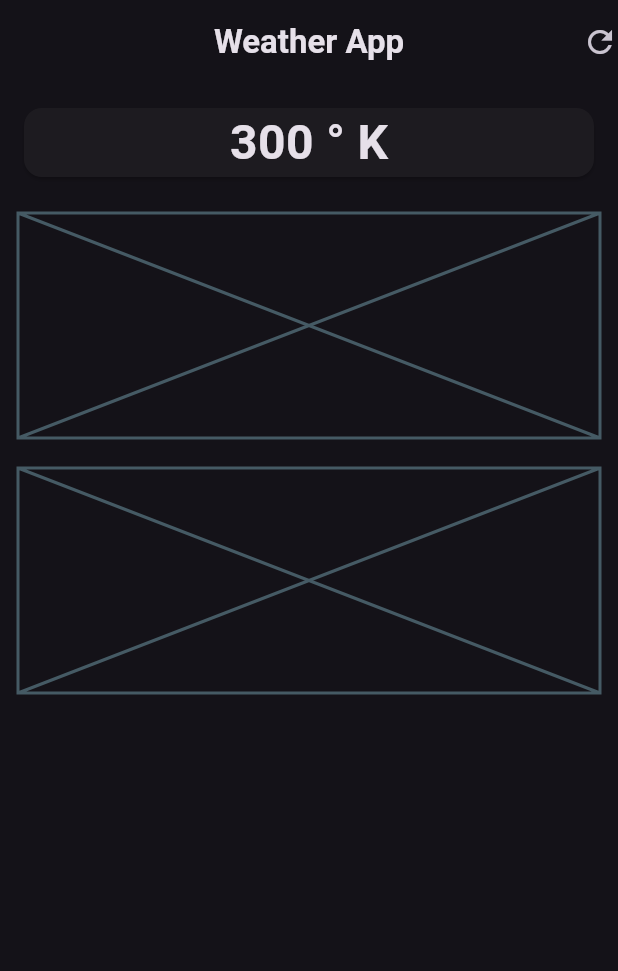
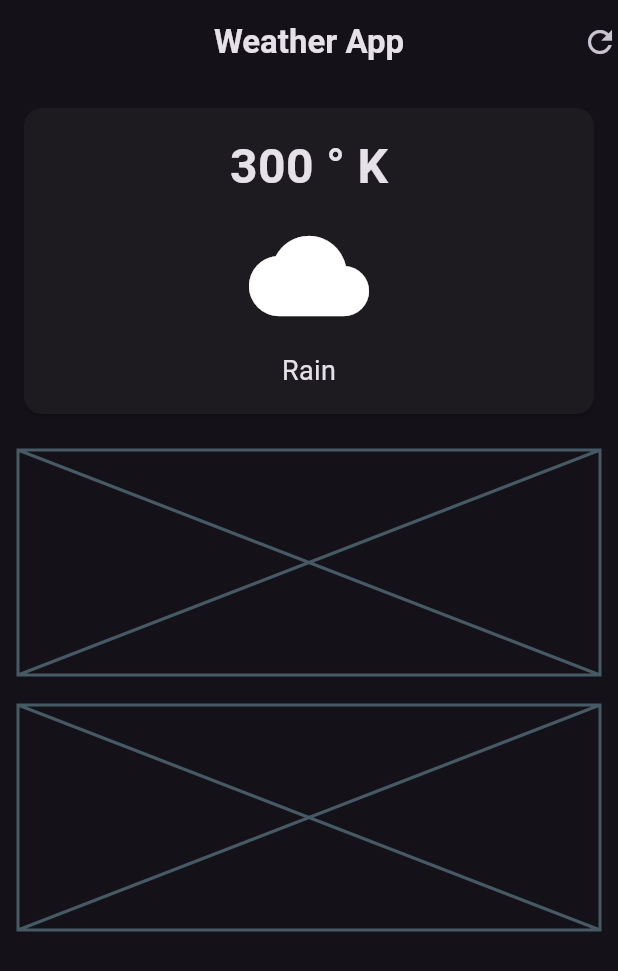
Before and after one commit to fiftheenyen/weather_app, a Flutter app: the screen it shows after launch, on a phone screen of 412 x 824 dp. Shown: the top 971 px of the screen. Run offline on Flutter 3.47's test engine with Material 3 defaults, Android fonts, the phone set to English and light mode, and no system bars.

Commit message:
adjusted the padding on the column and adjusted the sizes of each widget

```diff
--- a/lib/weather_screen.dart
+++ b/lib/weather_screen.dart
@@ -29,6 +29,8 @@ class WeatherScreen extends StatelessWidget {
             SizedBox(
               width: double.infinity,
               child: Card(
+                child: Padding(
+                  padding: const EdgeInsets.all(16.0),
                   child: Column(
                     children: [
                       Text(
@@ -38,7 +40,12 @@ class WeatherScreen extends StatelessWidget {
                           fontWeight: FontWeight.bold,
                         ),
                       ),
+                      const SizedBox(height: 10),
+                      Icon(Icons.cloud, size: 80),
+                      const SizedBox(height: 10),
+                      Text('Rain', style: TextStyle(fontSize: 18)),
                     ],
+                  ),
                 ),
               ),
             ),
```
Lines whose indentation alone changed are shown as unchanged.
